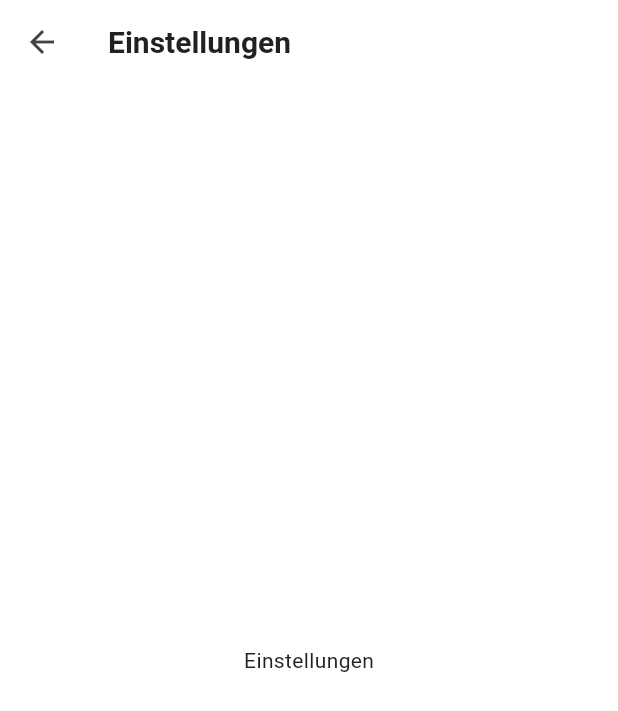
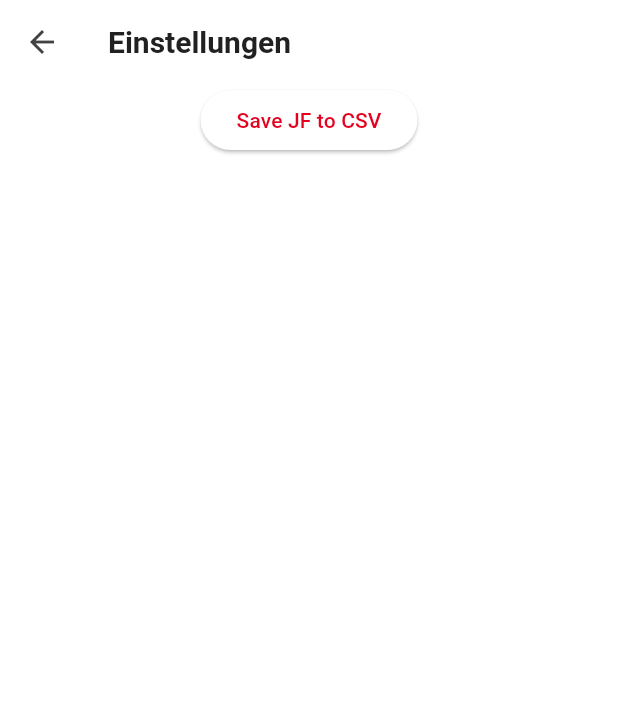
Before and after one commit to jojo-firedev/quizapp, a Flutter app: the screen it shows after launch, after a tap on "Einstellungen", on a phone screen of 412 x 824 dp. Shown: the top 711 px of the screen. Run offline on Flutter 3.47's test engine with Material 3 defaults, Android fonts, the phone set to English and light mode, and no system bars; our stand-ins replace logger; missing offline and left inert: udp.

Commit message:
some test buttons on settings page

```diff
--- a/app/lib/presentation/einstellungen/einstellung_page.dart
+++ b/app/lib/presentation/einstellungen/einstellung_page.dart
@@ -1,4 +1,6 @@
 import 'package:flutter/material.dart';
+import 'package:quizapp/models/jugendfeuerwehr.dart';
+import 'package:quizapp/service/file_manager_service.dart';
 
 class EinstellungPage extends StatefulWidget {
   const EinstellungPage({super.key});
@@ -8,6 +10,8 @@ class EinstellungPage extends StatefulWidget {
 }
 
 class _EinstellungPageState extends State<EinstellungPage> {
+  FileManagerService fileManagerService = const FileManagerService();
+
   @override
   void initState() {
     super.initState();
@@ -19,9 +23,19 @@ class _EinstellungPageState extends State<EinstellungPage> {
       appBar: AppBar(
         title: const Text('Einstellungen'),
       ),
-      body: const Center(
-        child: Text("Einstellungen"),
-      ),
+      body: Center(
+          child: Column(
+        children: [
+          ElevatedButton(
+            onPressed: () => fileManagerService.saveJFsToJson([
+              Jugendfeuerwehr(reihenfolge: 1, name: 'Test', tisch: 1),
+              Jugendfeuerwehr(reihenfolge: 2, name: 'Test2', tisch: 2),
+              Jugendfeuerwehr(reihenfolge: 3, name: 'pwerigj', tisch: 3),
+            ]),
+            child: Text('Save JF to CSV'),
+          )
+        ],
+      )),
     );
   }
 }
```
